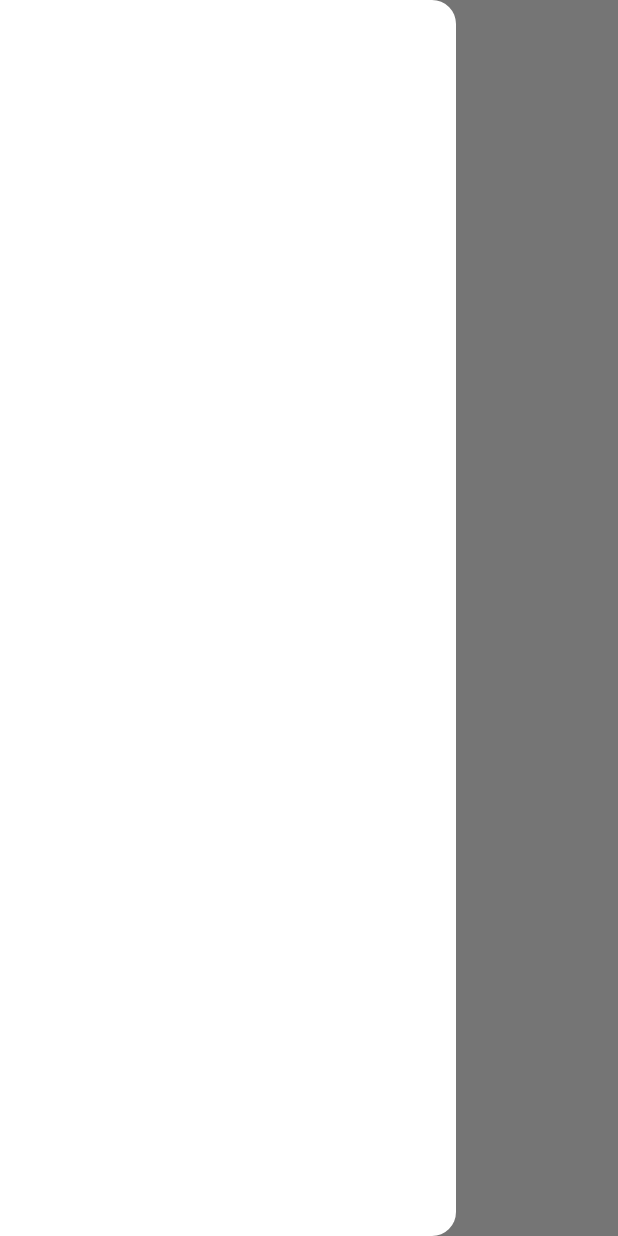
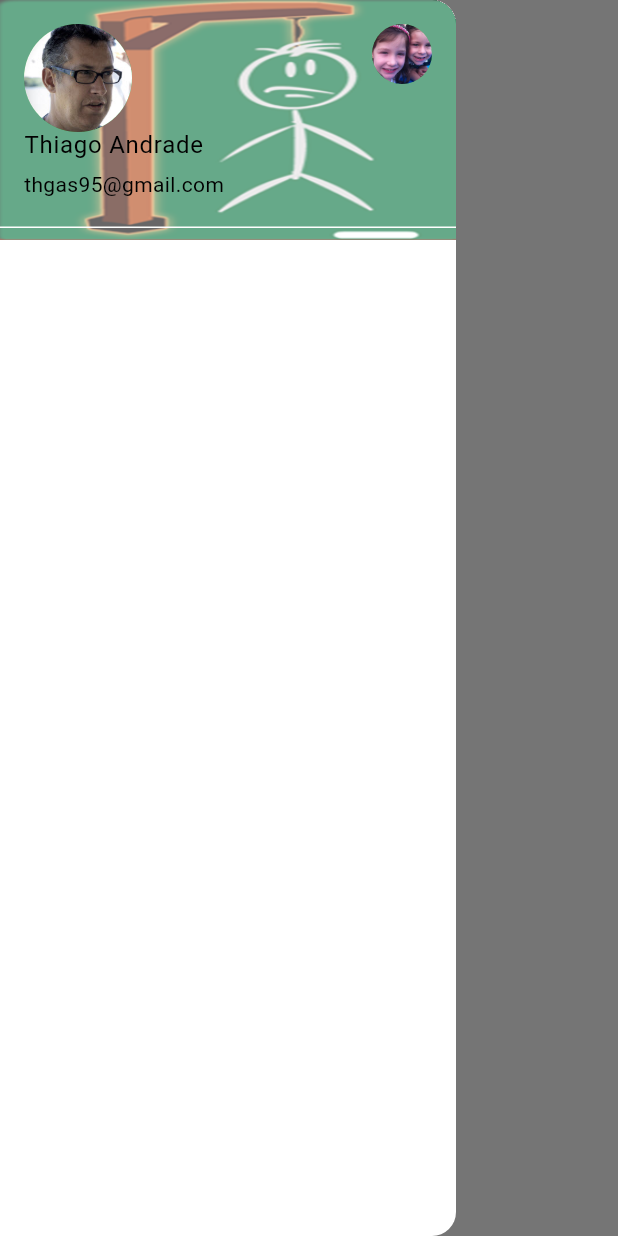
Before and after one commit to thgoas/Jogo_forca, a Flutter app: the DrawerRoute screen opened directly, with the side drawer open, on a phone screen of 412 x 824 dp. Run offline on Flutter 3.47's test engine with Material 3 defaults, Android fonts, the phone set to English and light mode, and no system bars; our stand-ins replace shared_preferences; accounts and stored records are empty.

Commit message:
feat: add drawer header

```diff
--- a/lib/drawer/drawer_route.dart
+++ b/lib/drawer/drawer_route.dart
@@ -1,4 +1,5 @@
 import 'package:flutter/material.dart';
+import 'package:forca/drawer/widgets/drawerheader_app.dart';
 
 class DrawerRoute extends StatelessWidget {
   const DrawerRoute({Key? key}) : super(key: key);
@@ -15,18 +16,7 @@ class DrawerRoute extends StatelessWidget {
       drawer: const Drawer(
         child: Column(
           children: <Widget>[
-            DrawerHeader(
-              padding: EdgeInsets.zero,
-              margin: EdgeInsets.zero,
-              decoration:  BoxDecoration(
-                image: DecorationImage(
-                  fit: BoxFit.fill,
-                  image: AssetImage('assets/images/drawer/drawer_header.png'),
-
-                ),
-              ),
-              child: SizedBox(),
-            )
+            DrawerHeaderApp()
           ],
         ),
       ),
--- /dev/null
+++ b/lib/drawer/widgets/drawerheader_app.dart
@@ -0,0 +1,51 @@
+import 'package:flutter/material.dart';
+
+class DrawerHeaderApp extends StatelessWidget {
+  const DrawerHeaderApp({
+    super.key,
+  });
+
+  @override
+  Widget build(BuildContext context) {
+    return const DrawerHeader(
+      padding: EdgeInsets.zero,
+      margin: EdgeInsets.zero,
+      decoration: BoxDecoration(
+        image: DecorationImage(
+          fit: BoxFit.fill,
+          image: AssetImage('assets/images/drawer/drawer_header.png'),
+
+        ),
+      ),
+      child: UserAccountsDrawerHeader(
+        decoration: BoxDecoration(
+            color: Colors.transparent
+        ),
+        accountName: Text(
+          "Thiago Andrade",
+          style: TextStyle(
+              color: Colors.black
+          ),
+
+        ),
+        accountEmail: Text(
+          "thgas95@gmail.com",
+          style: TextStyle(
+              color: Colors.black
+          ),
+        ),
+        currentAccountPicture: CircleAvatar(
+          backgroundImage: AssetImage(
+              'assets/images/drawer/avatar_picture.jpg'
+          ),
+
+        ),
+        otherAccountsPictures: [
+          CircleAvatar(
+            backgroundImage: AssetImage('assets/images/drawer/avatar_picture_03.png'),
+          )
+        ],
+      ),
+    );
+  }
+}
--- a/pubspec.yaml
+++ b/pubspec.yaml
@@ -61,7 +61,7 @@ flutter:
 
   # To add assets to your application, add an assets section, like this:
   assets:
-    - assets/images/splashscreen.png
+    - assets/images/
     - assets/images/drawer/
 
   # An images asset can refer to one or more resolution-specific "variants", see
```
Also changed, not shown: assets/images/drawer/avatar_picture.jpg (added), assets/images/drawer/avatar_picture_02.jpg (added), assets/images/drawer/avatar_picture_03.png (added).
